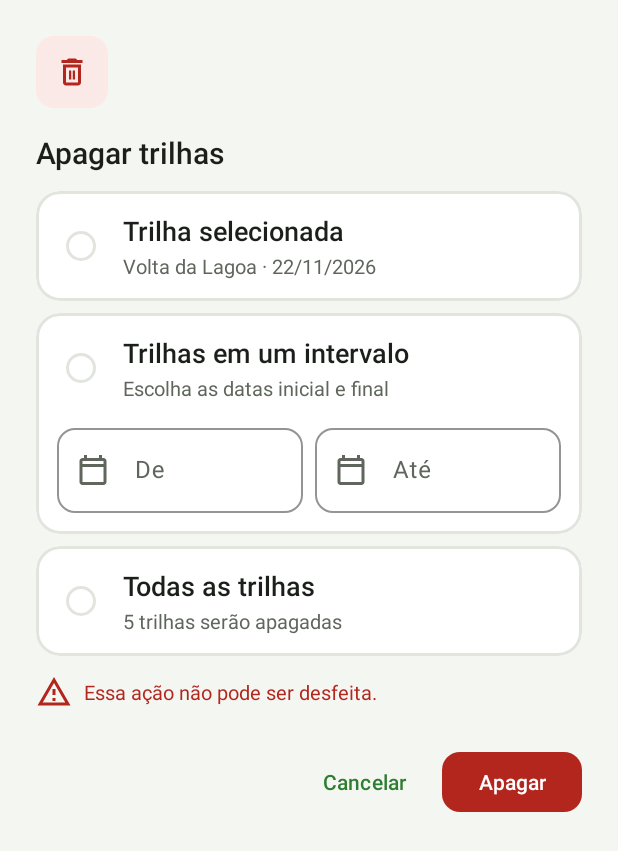
After one commit to ReynanFC/Sistema-Gerenciador-de-Trilha---Mobile, an Android app: the layout dialog_delete_trails.xml on its own in the app's theme, with its tools: preview values and no code run, on a phone screen of 412 x 824 dp. The commit adds this screen. Shown: the top 851 px of the screen. Run offline under Robolectric (Android 15) with nearby library versions, the phone set to English and light mode, and no system bars.

Commit message:
feat: Delete trails dialog: selected, date range or all (#32)
- Option cards with radio, date fields with DatePickerDialog and irreversible warning
- Range covers whole days in the phone time zone; missing or inverted dates keep the dialog open
- Each mode calls its TrailDao method off the UI thread; points removed by ON DELETE CASCADE
- App bar delete opens the dialog without the "selected trail" option

Closes #32

```diff
--- /dev/null
+++ b/app/src/main/res/color/selector_option_background_destructive.xml
@@ -0,0 +1,6 @@
+<?xml version="1.0" encoding="utf-8"?>
+<!-- Delete dialog option background: light red when selected, white otherwise -->
+<selector xmlns:android="http://schemas.android.com/apk/res/android">
+    <item android:color="@color/red_container" android:state_checked="true" />
+    <item android:color="@color/surface" />
+</selector>
--- /dev/null
+++ b/app/src/main/res/color/selector_option_stroke_destructive.xml
@@ -0,0 +1,6 @@
+<?xml version="1.0" encoding="utf-8"?>
+<!-- Delete dialog option outline: red when selected, light grey otherwise -->
+<selector xmlns:android="http://schemas.android.com/apk/res/android">
+    <item android:color="@color/red_destructive" android:state_checked="true" />
+    <item android:color="@color/outline" />
+</selector>
--- /dev/null
+++ b/app/src/main/res/layout/dialog_delete_trails.xml
@@ -0,0 +1,220 @@
+<?xml version="1.0" encoding="utf-8"?>
+<!-- Delete trails dialog: selected trail / date range / all, with irreversible warning.
+     Prototype: docs/prototipo/07-apagar-trilhas.png -->
+<ScrollView xmlns:android="http://schemas.android.com/apk/res/android"
+    xmlns:app="http://schemas.android.com/apk/res-auto"
+    xmlns:tools="http://schemas.android.com/tools"
+    android:layout_width="match_parent"
+    android:layout_height="wrap_content">
+
+    <LinearLayout
+        android:layout_width="match_parent"
+        android:layout_height="wrap_content"
+        android:orientation="vertical"
+        android:padding="@dimen/dialog_padding">
+
+        <ImageView
+            android:layout_width="@dimen/dialog_icon_container"
+            android:layout_height="@dimen/dialog_icon_container"
+            android:background="@drawable/bg_icon_destructive"
+            android:importantForAccessibility="no"
+            android:padding="12dp"
+            android:src="@drawable/ic_delete"
+            app:tint="@color/red_destructive" />
+
+        <TextView
+            android:layout_width="wrap_content"
+            android:layout_height="wrap_content"
+            android:layout_marginTop="16dp"
+            android:layout_marginBottom="4dp"
+            android:fontFamily="sans-serif-medium"
+            android:text="@string/delete_title"
+            android:textColor="@color/text_primary"
+            android:textSize="@dimen/text_dialog_title" />
+
+        <!-- Selected trail (hidden when opened from the app bar) -->
+        <com.google.android.material.card.MaterialCardView
+            android:id="@+id/option_delete_selected"
+            style="@style/TrilhaApp.Card.Option.Destructive">
+
+            <LinearLayout
+                android:layout_width="match_parent"
+                android:layout_height="wrap_content"
+                android:gravity="center_vertical"
+                android:orientation="horizontal"
+                android:padding="@dimen/option_padding">
+
+                <com.google.android.material.radiobutton.MaterialRadioButton
+                    android:id="@+id/radio_delete_selected"
+                    style="@style/TrilhaApp.OptionRadio" />
+
+                <LinearLayout
+                    android:layout_width="0dp"
+                    android:layout_height="wrap_content"
+                    android:layout_weight="1"
+                    android:orientation="vertical">
+
+                    <TextView
+                        style="@style/TrilhaApp.OptionTitle"
+                        android:text="@string/delete_option_selected" />
+
+                    <TextView
+                        android:id="@+id/text_delete_selected"
+                        style="@style/TrilhaApp.OptionDescription"
+                        tools:text="Volta da Lagoa · 22/11/2026" />
+                </LinearLayout>
+            </LinearLayout>
+        </com.google.android.material.card.MaterialCardView>
+
+        <!-- Date range -->
+        <com.google.android.material.card.MaterialCardView
+            android:id="@+id/option_delete_range"
+            style="@style/TrilhaApp.Card.Option.Destructive">
+
+            <LinearLayout
+                android:layout_width="match_parent"
+                android:layout_height="wrap_content"
+                android:orientation="vertical"
+                android:padding="@dimen/option_padding">
+
+                <LinearLayout
+                    android:layout_width="match_parent"
+                    android:layout_height="wrap_content"
+                    android:gravity="center_vertical"
+                    android:orientation="horizontal">
+
+                    <com.google.android.material.radiobutton.MaterialRadioButton
+                        android:id="@+id/radio_delete_range"
+                        style="@style/TrilhaApp.OptionRadio" />
+
+                    <LinearLayout
+                        android:layout_width="0dp"
+                        android:layout_height="wrap_content"
+                        android:layout_weight="1"
+                        android:orientation="vertical">
+
+                        <TextView
+                            style="@style/TrilhaApp.OptionTitle"
+                            android:text="@string/delete_option_range" />
+
+                        <TextView
+                            style="@style/TrilhaApp.OptionDescription"
+                            android:text="@string/delete_option_range_description" />
+                    </LinearLayout>
+                </LinearLayout>
+
+                <!-- From / To: only visible while the range option is selected -->
+                <LinearLayout
+                    android:id="@+id/layout_range_fields"
+                    android:layout_width="match_parent"
+                    android:layout_height="wrap_content"
+                    android:layout_marginTop="@dimen/spacing_medium"
+                    android:orientation="horizontal"
+                    android:visibility="gone"
+                    tools:visibility="visible">
+
+                    <com.google.android.material.textfield.TextInputLayout
+                        android:id="@+id/layout_range_from"
+                        style="@style/TrilhaApp.TextField"
+                        android:layout_width="0dp"
+                        android:layout_weight="1"
+                        android:hint="@string/delete_from"
+                        app:startIconDrawable="@drawable/ic_calendar">
+
+                        <com.google.android.material.textfield.TextInputEditText
+                            android:id="@+id/edit_range_from"
+                            android:layout_width="match_parent"
+                            android:layout_height="wrap_content"
+                            android:cursorVisible="false"
+                            android:focusable="false"
+                            android:inputType="none" />
+                    </com.google.android.material.textfield.TextInputLayout>
+
+                    <com.google.android.material.textfield.TextInputLayout
+                        android:id="@+id/layout_range_to"
+                        style="@style/TrilhaApp.TextField"
+                        android:layout_width="0dp"
+                        android:layout_marginStart="@dimen/spacing_small"
+                        android:layout_weight="1"
+                        android:hint="@string/delete_to"
+                        app:startIconDrawable="@drawable/ic_calendar">
+
+                        <com.google.android.material.textfield.TextInputEditText
+                            android:id="@+id/edit_range_to"
+                            android:layout_width="match_parent"
+                            android:layout_height="wrap_content"
+                            android:cursorVisible="false"
+                            android:focusable="false"
+                            android:inputType="none" />
+                    </com.google.android.material.textfield.TextInputLayout>
+                </LinearLayout>
+            </LinearLayout>
+        </com.google.android.material.card.MaterialCardView>
+
+        <!-- All trails -->
+        <com.google.android.material.card.MaterialCardView
+            android:id="@+id/option_delete_all"
+            style="@style/TrilhaApp.Card.Option.Destructive">
+
+            <LinearLayout
+                android:layout_width="match_parent"
+                android:layout_height="wrap_content"
+                android:gravity="center_vertical"
+                android:orientation="horizontal"
+                android:padding="@dimen/option_padding">
+
+                <com.google.android.material.radiobutton.MaterialRadioButton
+                    android:id="@+id/radio_delete_all"
+                    style="@style/TrilhaApp.OptionRadio" />
+
+                <LinearLayout
+                    android:layout_width="0dp"
+                    android:layout_height="wrap_content"
+                    android:layout_weight="1"
+                    android:orientation="vertical">
+
+                    <TextView
+                        style="@style/TrilhaApp.OptionTitle"
+                        android:text="@string/delete_option_all" />
+
+                    <TextView
+                        android:id="@+id/text_delete_all"
+                        style="@style/TrilhaApp.OptionDescription"
+                        tools:text="5 trilhas serão apagadas" />
+                </LinearLayout>
+            </LinearLayout>
+        </com.google.android.material.card.MaterialCardView>
+
+        <TextView
+            android:id="@+id/text_delete_warning"
+            android:layout_width="wrap_content"
+            android:layout_height="wrap_content"
+            android:layout_marginTop="@dimen/spacing_medium"
+            android:drawablePadding="@dimen/spacing_small"
+            android:gravity="center_vertical"
+            android:text="@string/delete_warning"
+            android:textColor="@color/red_destructive"
+            android:textSize="@dimen/text_card_subtitle"
+            app:drawableStartCompat="@drawable/ic_warning"
+            app:drawableTint="@color/red_destructive" />
+
+        <LinearLayout
+            android:layout_width="match_parent"
+            android:layout_height="wrap_content"
+            android:layout_marginTop="@dimen/spacing_large"
+            android:gravity="end"
+            android:orientation="horizontal">
+
+            <com.google.android.material.button.MaterialButton
+                android:id="@+id/button_delete_cancel"
+                style="@style/TrilhaApp.Button.Text"
+                android:layout_marginEnd="@dimen/spacing_small"
+                android:text="@string/action_cancel" />
+
+            <com.google.android.material.button.MaterialButton
+                android:id="@+id/button_delete_confirm"
+                style="@style/TrilhaApp.Button.Destructive"
+                android:text="@string/action_delete" />
+        </LinearLayout>
+    </LinearLayout>
+</ScrollView>
--- a/app/src/main/res/values/strings.xml
+++ b/app/src/main/res/values/strings.xml
@@ -120,4 +120,27 @@
     <string name="rename_saved">Nome atualizado</string>
     <string name="rename_error">Não foi possível renomear a trilha</string>
     <string name="action_save">Salvar</string>
+
+    <!-- Delete dialog -->
+    <string name="delete_title">Apagar trilhas</string>
+    <string name="delete_option_selected">Trilha selecionada</string>
+    <string name="delete_option_range">Trilhas em um intervalo</string>
+    <string name="delete_option_range_description">Escolha as datas inicial e final</string>
+    <string name="delete_option_all">Todas as trilhas</string>
+    <plurals name="delete_all_description">
+        <item quantity="one">%d trilha será apagada</item>
+        <item quantity="other">%d trilhas serão apagadas</item>
+    </plurals>
+    <string name="delete_from">De</string>
+    <string name="delete_to">Até</string>
+    <string name="delete_pick_dates">Escolha as duas datas</string>
+    <string name="delete_inverted_range">A data inicial é depois da final</string>
+    <string name="delete_warning">Essa ação não pode ser desfeita.</string>
+    <string name="delete_selected_description">%1$s · %2$s</string>
+    <plurals name="delete_done">
+        <item quantity="one">%d trilha apagada</item>
+        <item quantity="other">%d trilhas apagadas</item>
+    </plurals>
+    <string name="delete_nothing">Nenhuma trilha para apagar</string>
+    <string name="delete_error">Não foi possível apagar as trilhas</string>
 </resources>
--- a/app/src/main/res/values/styles.xml
+++ b/app/src/main/res/values/styles.xml
@@ -286,4 +286,55 @@
         <item name="android:padding">12dp</item>
         <item name="android:scaleType">fitCenter</item>
     </style>
+
+    <!-- Option card of the delete dialog: same as the settings options, in red -->
+    <style name="TrilhaApp.Card.Option.Destructive">
+        <item name="strokeColor">@color/selector_option_stroke_destructive</item>
+        <item name="cardBackgroundColor">@color/selector_option_background_destructive</item>
+    </style>
+
+    <style name="TrilhaApp.OptionTitle" parent="">
+        <item name="android:layout_width">wrap_content</item>
+        <item name="android:layout_height">wrap_content</item>
+        <item name="android:fontFamily">sans-serif-medium</item>
+        <item name="android:textColor">@color/text_primary</item>
+        <item name="android:textSize">@dimen/text_card_title</item>
+    </style>
+
+    <style name="TrilhaApp.OptionDescription" parent="">
+        <item name="android:layout_width">wrap_content</item>
+        <item name="android:layout_height">wrap_content</item>
+        <item name="android:layout_marginTop">2dp</item>
+        <item name="android:textColor">@color/text_secondary</item>
+        <item name="android:textSize">@dimen/text_card_subtitle</item>
+    </style>
+
+    <style name="TrilhaApp.OptionRadio" parent="">
+        <item name="android:layout_width">wrap_content</item>
+        <item name="android:layout_height">wrap_content</item>
+        <item name="android:layout_marginEnd">@dimen/spacing_medium</item>
+        <item name="android:clickable">false</item>
+        <item name="android:focusable">false</item>
+        <item name="android:importantForAccessibility">no</item>
+        <item name="android:minWidth">0dp</item>
+        <item name="android:minHeight">0dp</item>
+        <item name="buttonTint">@color/selector_option_stroke_destructive</item>
+    </style>
+
+    <!-- Red filled button (Apagar) -->
+    <style name="TrilhaApp.Button.Destructive" parent="Widget.Material3.Button">
+        <item name="android:layout_width">wrap_content</item>
+        <item name="android:layout_height">@dimen/min_touch_target</item>
+        <item name="android:fontFamily">sans-serif-medium</item>
+        <item name="backgroundTint">@color/red_destructive</item>
+        <item name="android:textColor">@color/text_on_primary</item>
+        <item name="cornerRadius">@dimen/icon_corner_radius</item>
+    </style>
+
+    <style name="TrilhaApp.Button.Text" parent="Widget.Material3.Button.TextButton">
+        <item name="android:layout_width">wrap_content</item>
+        <item name="android:layout_height">@dimen/min_touch_target</item>
+        <item name="android:fontFamily">sans-serif-medium</item>
+        <item name="android:textColor">@color/green_primary</item>
+    </style>
 </resources>
```
Also changed, not shown: app/src/main/java/com/reynanfc/sistema_gerenciador_trilha/activities/TrailListActivity.java (+36 -0 lines), app/src/main/java/com/reynanfc/sistema_gerenciador_trilha/dialog/DeleteTrailsDialog.java (added, +169 -0 lines).
